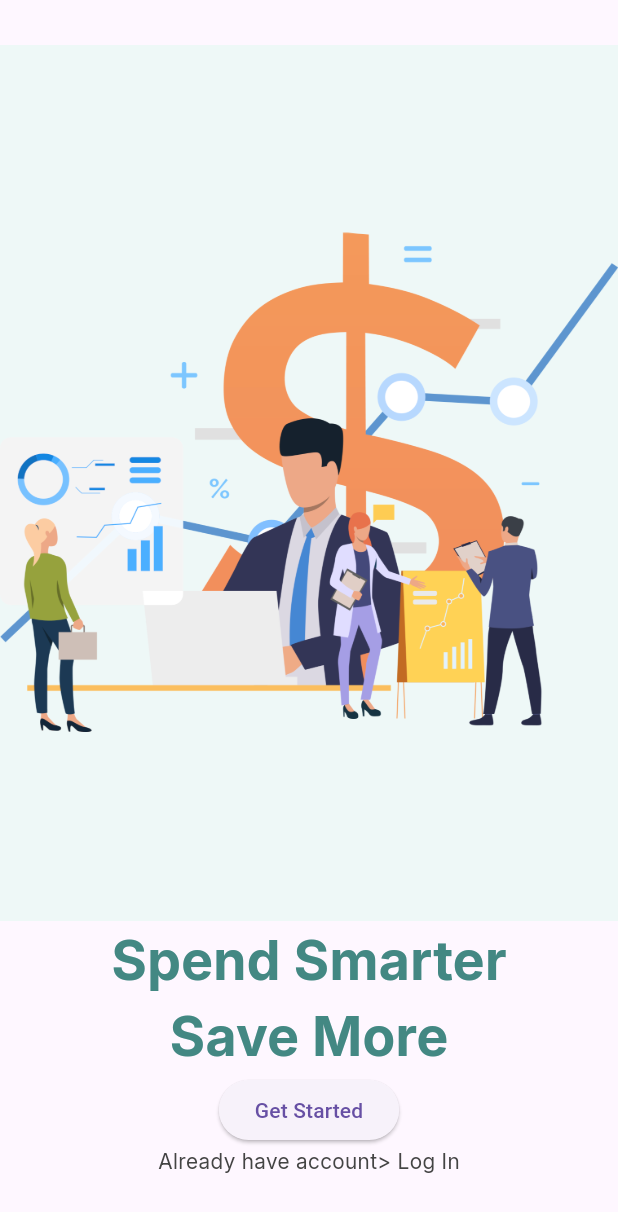
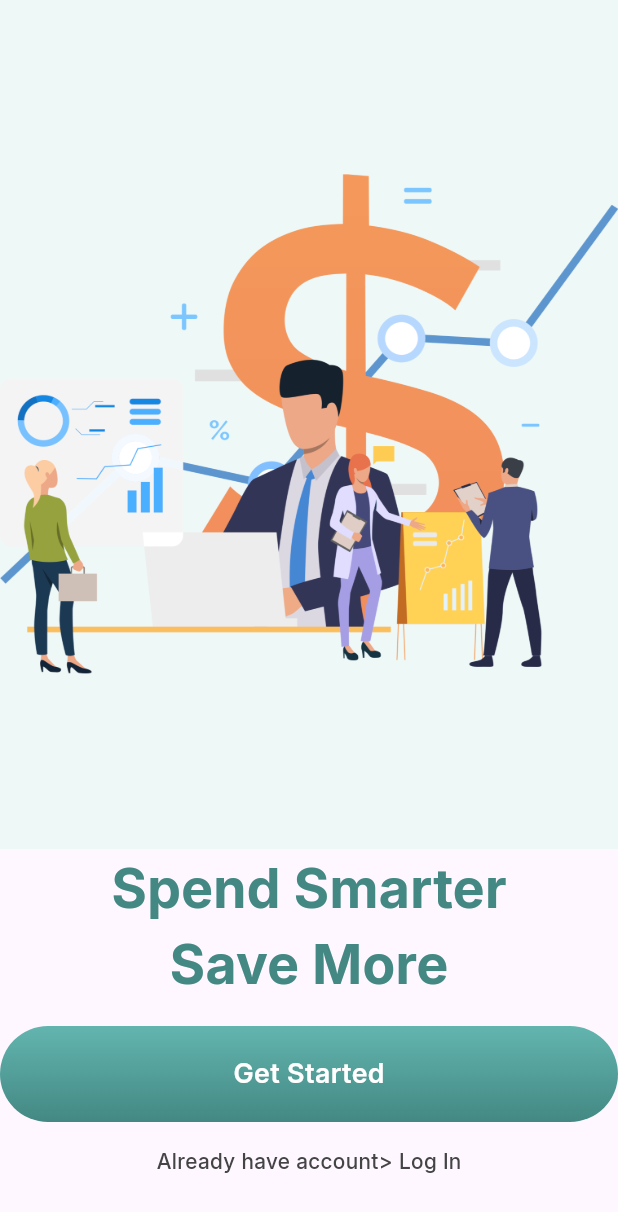
Before and after one commit to lourencomacuacua/financy-app, a Flutter app: the screen it shows after launch, on a phone screen of 412 x 824 dp. Shown: the top 1212 px of the screen. Run offline on Flutter 3.47's test engine with Material 3 defaults, Android fonts, the phone set to English and light mode, and no system bars.

Commit message:
primary button

```diff
--- a/lib/common/constantns/app_colors.dart
+++ b/lib/common/constantns/app_colors.dart
@@ -12,4 +12,8 @@ class AppColors {
     Color(0xFF63B5AF),
     Color(0xFF438883)
   ];
+  static const List<Color> greyGradient = [
+    Color(0xFFB5B5B5),
+    Color(0xFF7CC9C4)
+  ];
 }
--- a/lib/common/constantns/app_text_styles.dart
+++ b/lib/common/constantns/app_text_styles.dart
@@ -5,7 +5,7 @@ class AppTextStyles {
   static const TextStyle bigText = TextStyle(
     fontFamily: 'Inter',
     fontSize: 50.0,
-    fontWeight: FontWeight.w700,
+    fontWeight: FontWeight.w800,
   );
 
   static const TextStyle midiumText = TextStyle(
@@ -14,6 +14,12 @@ class AppTextStyles {
     fontWeight: FontWeight.w700,
   );
 
+  static const TextStyle midiumText18 = TextStyle(
+    fontFamily: 'Inter',
+    fontSize: 18.0,
+    fontWeight: FontWeight.w600,
+  );
+
   static const TextStyle smalText = TextStyle(
     fontFamily: 'Inter',
     fontSize: 14.0,
--- /dev/null
+++ b/lib/common/constantns/widget/PrimaryButton.dart
@@ -0,0 +1,43 @@
+import 'package:finaceiro/common/constantns/app_colors.dart';
+import 'package:finaceiro/common/constantns/app_text_styles.dart';
+import 'package:flutter/material.dart';
+
+class Primarybutton extends StatelessWidget {
+  final VoidCallback? onPressed;
+  final String text;
+
+  const Primarybutton({Key? key, this.onPressed, required this.text})
+      : super(key: key);
+
+  @override
+  Widget build(BuildContext context) {
+    return Material(
+      borderRadius: BorderRadius.all(Radius.circular(34.0)),
+      child: Ink(
+          decoration: BoxDecoration(
+            borderRadius: BorderRadius.all(Radius.circular(34.0)),
+            gradient: LinearGradient(
+              begin: Alignment.topCenter,
+              end: Alignment.bottomCenter,
+              colors: onPressed != null
+                  ? AppColors.greenGradient
+                  : AppColors.greyGradient,
+            ),
+          ),
+          child: InkWell(
+            borderRadius: BorderRadius.all(Radius.circular(34.0)),
+            onTap: onPressed,
+            child: Container(
+              decoration: BoxDecoration(
+                borderRadius: BorderRadius.all(Radius.circular(34.0)),
+              ),
+              alignment: Alignment.center,
+              height: 64.0,
+              child: Text(text,
+                  style: AppTextStyles.midiumText18
+                      .copyWith(color: AppColors.white)),
+            ),
+          )),
+    );
+  }
+}
--- a/lib/feactures/onbording/onbording_page.dart
+++ b/lib/feactures/onbording/onbording_page.dart
@@ -1,5 +1,8 @@
+import 'dart:math';
+
 import 'package:finaceiro/common/constantns/app_colors.dart';
 import 'package:finaceiro/common/constantns/app_text_styles.dart';
+import 'package:finaceiro/common/constantns/widget/PrimaryButton.dart';
 import 'package:flutter/material.dart';
 
 class OnbordingPage extends StatelessWidget {
@@ -10,7 +13,7 @@ class OnbordingPage extends StatelessWidget {
     return Scaffold(
       body: Column(
         children: [
-          const SizedBox(height: 30.0),
+          const SizedBox(height: 0.0),
           Expanded(
             flex: 2,
             child: Container(
@@ -28,7 +31,16 @@ class OnbordingPage extends StatelessWidget {
             style: AppTextStyles.midiumText
                 .copyWith(color: AppColors.greenlightTwo),
           ),
-          ElevatedButton(onPressed: () {}, child: const Text('Get Started')),
+          SizedBox(
+            height: 16.0,
+          ),
+          Primarybutton(
+            text: 'Get Started',
+            onPressed: () {},
+          ),
+          SizedBox(
+            height: 16.0,
+          ),
           Text(
             'Already have account> Log In',
             style: AppTextStyles.smalText.copyWith(color: AppColors.grey),
```
Also changed, not shown: pubspec.yaml (+7 -0 lines), assets/fonts/Inter_18pt-ExtraBold.ttf (added), assets/fonts/Inter_18pt-Medium.ttf (added), assets/fonts/Inter_18pt-SemiBold.ttf (added).
